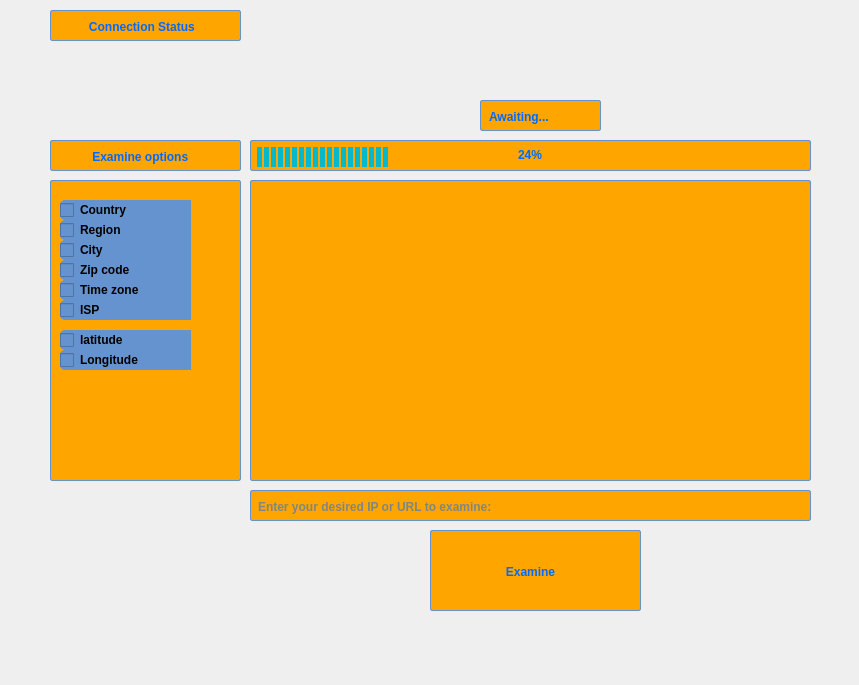
First picture: the form in main_program/source/ui_design/main.ui, repository NimaBavar/NyvoNetHunter, before the edit.
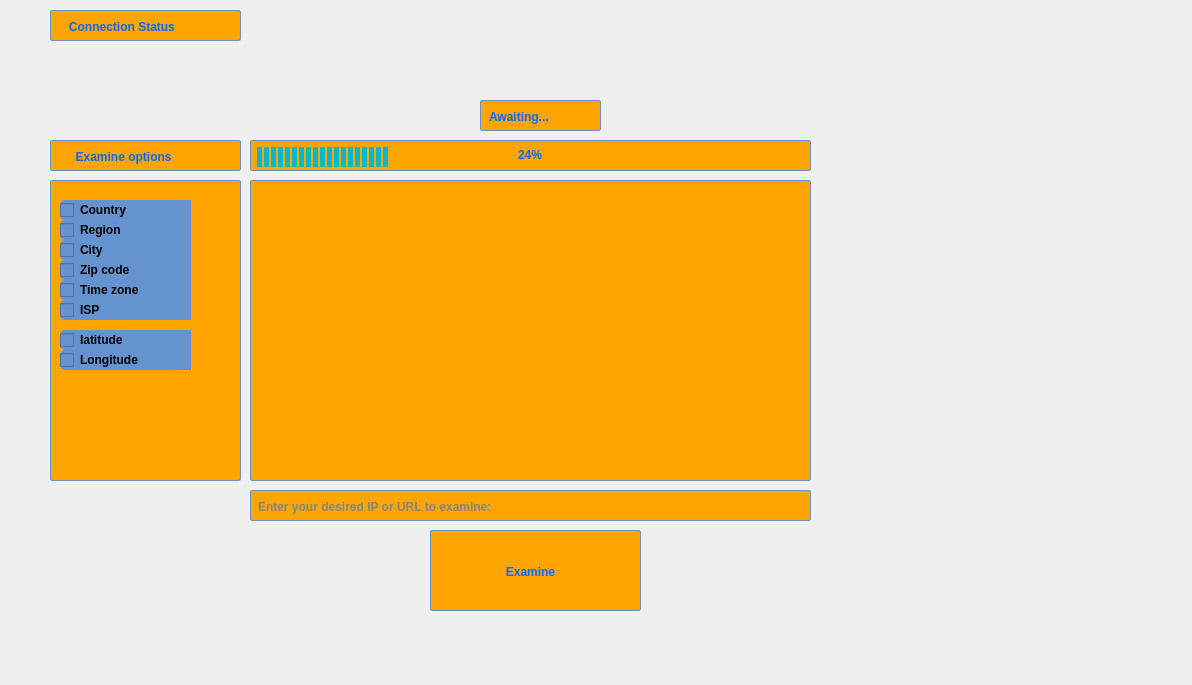
Second picture: the form after the edit. Icons and pictures are not drawn.

```diff
--- a/main_program/source/ui_design/main.ui
+++ b/main_program/source/ui_design/main.ui
@@ -6,12 +6,13 @@
    <rect>
     <x>0</x>
     <y>0</y>
-    <width>859</width>
+    <width>1192</width>
     <height>685</height>
    </rect>
   </property>
   <property name="font">
    <font>
+    <weight>75</weight>
     <bold>true</bold>
    </font>
   </property>
@@ -621,7 +622,7 @@
 }</string>
    </property>
    <property name="text">
-    <string>          Examine options</string>
+    <string>     Examine options</string>
    </property>
   </widget>
   <widget class="QCheckBox" name="regionCheckBox">
@@ -1367,7 +1368,7 @@
 }</string>
    </property>
    <property name="text">
-    <string>         Connection Status</string>
+    <string>   Connection Status</string>
    </property>
   </widget>
   <widget class="QLabel" name="connection_status_label">
```
Left out of the diff: 9 changed lines with no effect on the pictures.
